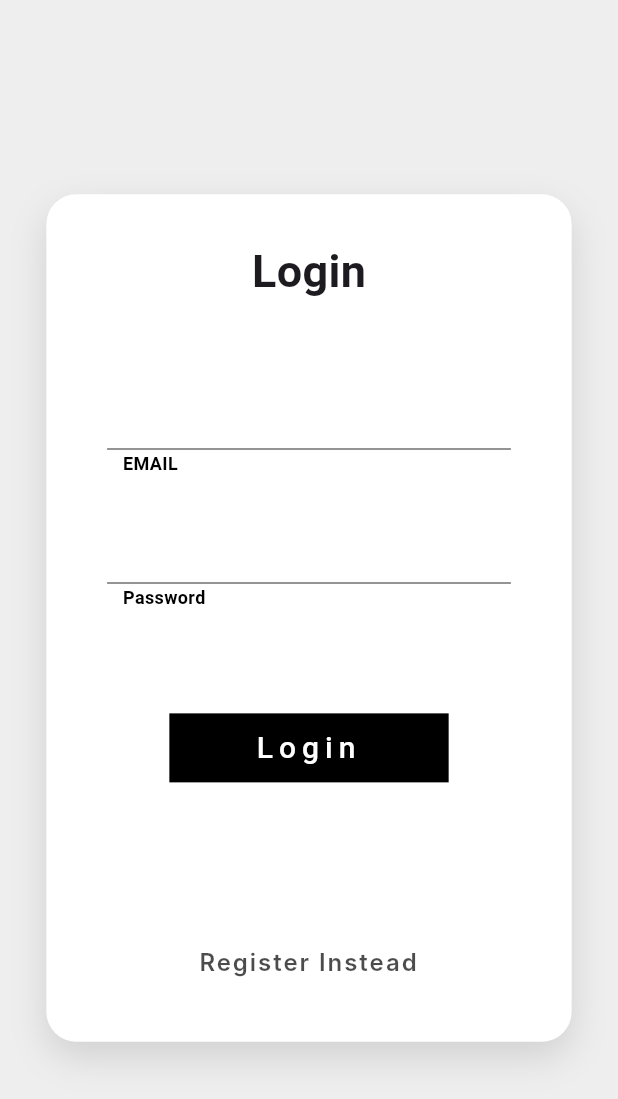
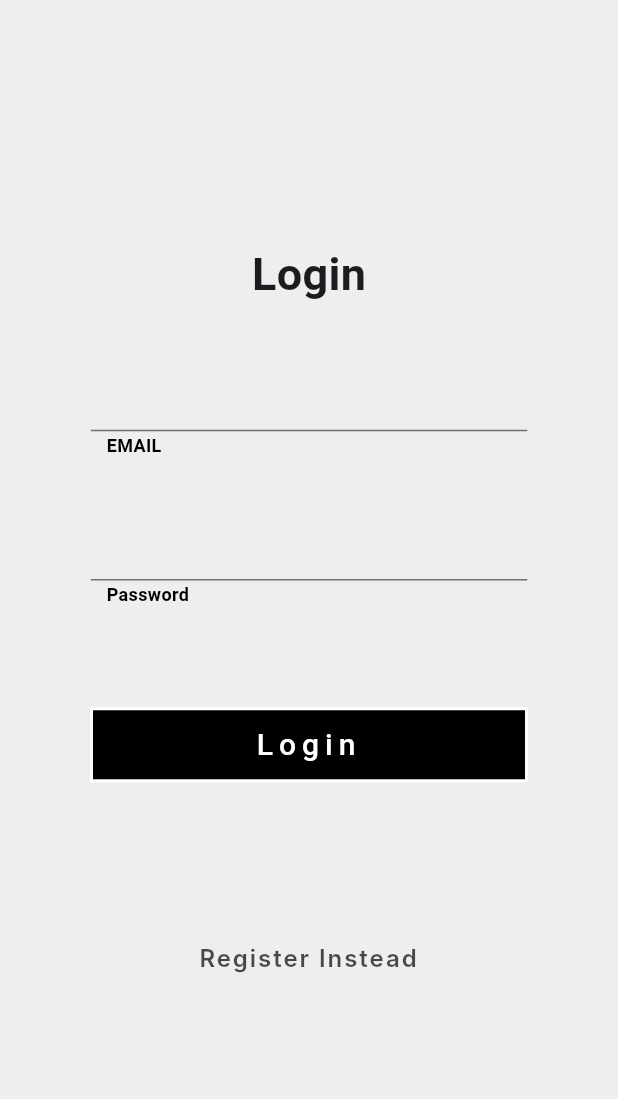
Before and after one commit to musseGkel/Volunteer-Linker, a Flutter app: the screen it shows after launch, on a phone screen of 412 x 824 dp. Shown: the top 1099 px of the screen. Run offline on Flutter 3.47's test engine with Material 3 defaults, Android fonts, the phone set to English and light mode, and no system bars; our stand-ins replace bloc, either_dart, equatable, firebase_auth, firebase_core, flutter_bloc; accounts and stored records are empty; Roboto replaces fonts that are missing (EB Garamond, Inter).

```diff
--- a/lib/features/auth/presentation/pages/login_page.dart
+++ b/lib/features/auth/presentation/pages/login_page.dart
@@ -29,30 +29,6 @@ class _LoginScreenState extends State<LoginScreen> {
           backgroundColor: Colors.grey[200],
           body: Form(
             key: _formKey,
-              child: Stack(children: [
-                Align(
-                  alignment: Alignment.center,
-                  child: SizedBox(
-                    width: 500,
-                    height: size.height,
-                    child: Align(
-                      alignment: Alignment.center,
-                      child: Container(
-                        width: size.width * 0.85,
-                        padding: const EdgeInsets.symmetric(
-                            horizontal: 20, vertical: 30),
-                        decoration: BoxDecoration(
-                          color: Colors.white,
-                          borderRadius: BorderRadius.circular(20),
-                          boxShadow: const [
-                            BoxShadow(
-                              color: Colors.black12,
-                              blurRadius: 20,
-                              offset: Offset(0, 10),
-                            )
-                          ],
-                        ),
-                        child: SingleChildScrollView(
             child: Center(
               child: Column(
                 crossAxisAlignment: CrossAxisAlignment.center,
@@ -67,15 +43,27 @@ class _LoginScreenState extends State<LoginScreen> {
                       ),
                     ),
                   ),
-                                SizedBox(height: size.height * 0.06),
-                                CommonTextField(
+                  Padding(
+                    padding: const EdgeInsets.only(
+                      top: 35,
+                      left: 40,
+                      right: 40,
+                    ),
+                    child: CommonTextField(
                       label: "EMAIL",
                       controller: _controllerEmail,
                     ),
-                                SizedBox(height: size.height * 0.03),
-                                CommonTextField(
+                  ),
+                  Padding(
+                    padding: const EdgeInsets.only(
+                      top: 35,
+                      left: 40,
+                      right: 40,
+                    ),
+                    child: CommonTextField(
                       label: "Password",
                       controller: _controllerPassword,
+                    ),
                   ),
                   if (state.errorMessage != '')
                     Column(
@@ -107,9 +95,7 @@ class _LoginScreenState extends State<LoginScreen> {
                       );
                     },
                     child: Text(
-                                    state.isLogin
-                                        ? "Register Instead"
-                                        : "Login Instead",
+                      state.isLogin ? "Register Instead" : "Login Instead",
                       textAlign: TextAlign.center,
                       style: TextStyle(
                         color: Colors.black.withOpacity(0.7),
@@ -122,12 +108,7 @@ class _LoginScreenState extends State<LoginScreen> {
               ),
             ),
           ),
-                      ),
-                    ),
-                  ),
-                ),
-              ]),
-            ));
+        );
       },
     );
   }
```
Lines whose indentation alone changed are shown as unchanged.
